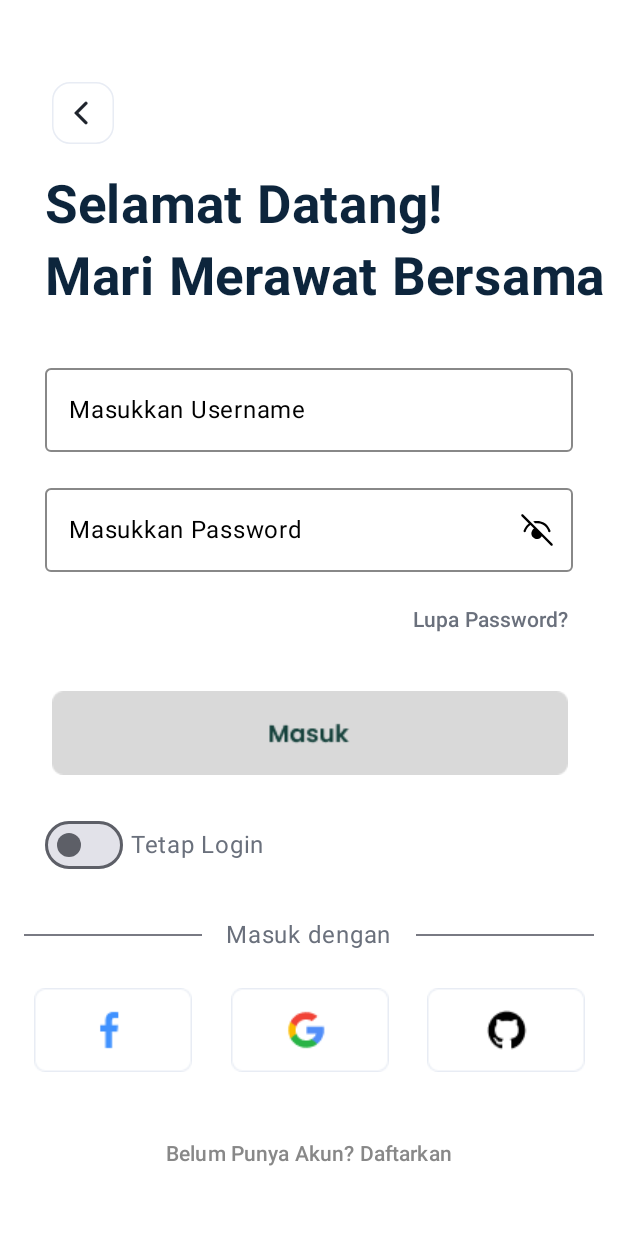
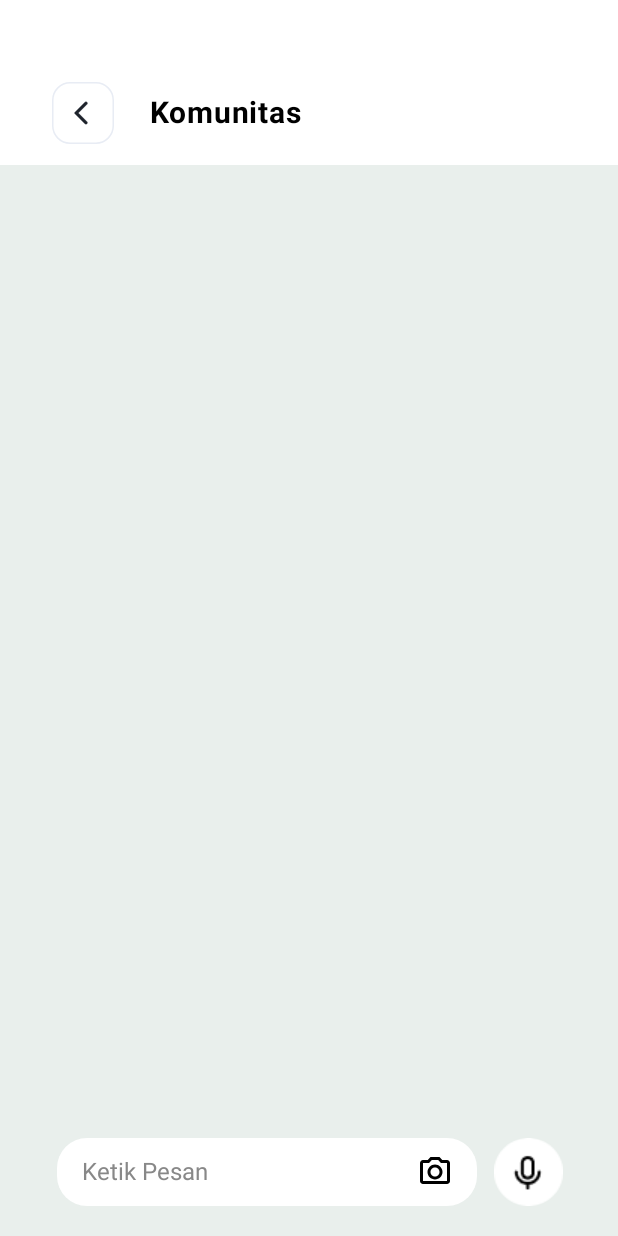
Before and after one commit to RikoMaulana22/Plantwise1, an Android app built with Jetpack Compose: the LoginScreen screen opened through its navigation route, after a tap on "Facebook", on a phone screen of 412 x 824 dp. Run offline under Robolectric (Android 15) with nearby library versions, the phone set to English and light mode, and no system bars; 1 statement that could not run was skipped.

Commit message:
Menambahkan Halaman Komunitas

```diff
--- /dev/null
+++ b/app/src/main/java/com/example/planwise1/Komunitas.kt
@@ -0,0 +1,239 @@
+package com.example.planwise1
+
+import androidx.compose.foundation.Image
+import androidx.compose.foundation.background
+import androidx.compose.foundation.gestures.detectTapGestures
+import androidx.compose.foundation.layout.Arrangement
+import androidx.compose.foundation.layout.Box
+import androidx.compose.foundation.layout.Column
+import androidx.compose.foundation.layout.Row
+import androidx.compose.foundation.layout.Spacer
+import androidx.compose.foundation.layout.fillMaxSize
+import androidx.compose.foundation.layout.fillMaxWidth
+import androidx.compose.foundation.layout.height
+import androidx.compose.foundation.layout.padding
+import androidx.compose.foundation.layout.size
+import androidx.compose.foundation.layout.width
+import androidx.compose.foundation.lazy.LazyColumn
+import androidx.compose.foundation.lazy.items
+import androidx.compose.foundation.shape.RoundedCornerShape
+import androidx.compose.foundation.text.BasicTextField
+import androidx.compose.material3.IconButton
+import androidx.compose.material3.Text
+import androidx.compose.runtime.Composable
+import androidx.compose.runtime.getValue
+import androidx.compose.runtime.mutableStateListOf
+import androidx.compose.runtime.mutableStateOf
+import androidx.compose.runtime.remember
+import androidx.compose.runtime.rememberCoroutineScope
+import androidx.compose.runtime.setValue
+import androidx.compose.ui.Alignment
+import androidx.compose.ui.Modifier
+import androidx.compose.ui.graphics.Color
+import androidx.compose.ui.input.pointer.pointerInput
+import androidx.compose.ui.layout.ContentScale
+import androidx.compose.ui.res.painterResource
+import androidx.compose.ui.text.TextStyle
+import androidx.compose.ui.text.font.FontWeight
+import androidx.compose.ui.text.input.TextFieldValue
+import androidx.compose.ui.text.style.TextAlign
+import androidx.compose.ui.unit.dp
+import androidx.compose.ui.unit.sp
+import androidx.navigation.NavHostController
+import kotlinx.coroutines.delay
+import kotlinx.coroutines.launch
+
+@Composable
+fun KomunitasScreen(navHostController: NavHostController){
+    var text by remember { mutableStateOf(TextFieldValue("")) }
+    var isPressed by remember { mutableStateOf(false) }
+    val messages = remember { mutableStateListOf<String>() }
+
+    val mic = listOf(
+        R.drawable.micoff,
+        R.drawable.micon,
+    )
+    val kirim = listOf(
+        R.drawable.micoff,
+        R.drawable.btnkirim,
+    )
+
+    Box(modifier = Modifier
+        .fillMaxWidth())
+    {
+        LazyColumn(modifier = Modifier
+            .fillMaxSize()
+            .background(color = Color(0XFFE9EFEC))
+            .padding(bottom = 80.dp, top = 110.dp),
+            reverseLayout = true,)
+        {
+            items(messages) { message ->
+                Column(modifier = Modifier
+                    .fillMaxWidth()
+                    .padding(8.dp),
+                    horizontalAlignment = Alignment.End,
+                    verticalArrangement = Arrangement.Top) {
+                    Row(
+                        verticalAlignment = Alignment.Top,
+                        modifier = Modifier
+                            .fillMaxWidth(),
+                        horizontalArrangement = Arrangement.End
+                    ) {
+                        Text(
+                            text = "Syahri Ghifari M",
+                            fontSize = 16.sp,
+                            color = Color.Black,
+                            modifier = Modifier
+                                .padding(12.dp)
+                        )
+                        Spacer(modifier = Modifier.width(5.dp))
+                        Image(
+                            painter = painterResource(id = R.drawable.profile1),
+                            contentDescription = "Foto Profil",
+                            modifier = Modifier
+                                .size(40.dp)
+                                .background(Color.Gray, shape = RoundedCornerShape(20.dp))
+                        )
+                    }
+                    Spacer(modifier = Modifier
+                        .padding(top = 15.dp))
+                    Text(
+                        text = message,
+                        fontSize = 16.sp,
+                        color = Color.Black,
+                        modifier = Modifier
+                            .background(Color(0xFFFC4DAD2), RoundedCornerShape(8.dp))
+                            .padding(15.dp)
+                    )
+                }
+            }
+        }
+        Box(modifier = Modifier
+            .fillMaxWidth()
+            .align(Alignment.BottomCenter)
+            .padding( bottom = 20.dp))
+        {
+            Row(verticalAlignment = Alignment.CenterVertically,
+                horizontalArrangement = Arrangement.Center,
+                modifier = Modifier
+                    .width(339.dp)
+                    .align(Alignment.Center))
+            {
+                BasicTextField(
+                    value = text,
+                    onValueChange = { newText -> text = newText },
+                    modifier = Modifier
+                        .size(width = 280.dp, height = 45.dp)
+                        .background(
+                            color = Color.White,
+                            shape = RoundedCornerShape(20.dp)
+                        )
+                        .padding(horizontal = 16.dp, vertical = 8.dp),
+                    textStyle = TextStyle(
+                        color = Color.Black,
+                        fontSize = 16.sp
+                    ),
+                    decorationBox = { innerTextField ->
+                        Box(
+                            contentAlignment = Alignment.CenterStart,
+                            modifier = Modifier.fillMaxSize()
+                        ) {
+                            Row(
+                                modifier = Modifier.fillMaxSize(),
+                                verticalAlignment = Alignment.CenterVertically
+                            ) {
+                                Box(
+                                    modifier = Modifier
+                                        .weight(1f)
+                                        .align(Alignment.CenterVertically)
+                                ) {
+                                    if (text.text.isEmpty()) {
+                                        Text(
+                                            textAlign = TextAlign.Center,
+                                            text = "Ketik Pesan",
+                                            style = TextStyle(color = Color.Gray, fontSize = 16.sp),
+                                        )
+                                    }
+                                    innerTextField()
+                                }
+
+                                Spacer(modifier = Modifier.width(10.dp))
+
+                                Image(
+                                    painter = painterResource(id = R.drawable.btnkamerakomu),
+                                    contentDescription = "Icon 2",
+                                    modifier = Modifier
+                                        .size(24.dp)
+                                )
+                            }
+                        }
+                    }
+                )
+
+                Spacer(modifier = Modifier.width(10.dp))
+
+                IconButton(
+                    {
+                        if (text.text.isNotEmpty()) {
+                            messages.add(0, text.text)
+                            text = TextFieldValue("")
+                        } else {
+                            isPressed = !isPressed
+                        }
+                    },
+                    modifier = Modifier
+                        .width(47.dp)
+                        .height(45.dp)
+                ) {
+                    Image(
+                        painter = painterResource(
+                            id = if (text.text.isNotEmpty()) kirim[1] else mic[if (isPressed) 1 else 0]
+                        ),
+                        contentDescription = if (text.text.isNotEmpty()) "Icon Kirim" else "Icon Mic",
+                        modifier = Modifier
+                            .width(47.dp)
+                            .height(45.dp)
+                    )
+                }
+            }
+        }
+    }
+    Column(modifier = Modifier
+        .fillMaxWidth(),
+        horizontalAlignment = Alignment.CenterHorizontally)
+    {
+        Box {
+            Box(
+                modifier = Modifier
+                    .size(width = 412.dp, height = 110.dp)
+                    .background(color = Color.White)
+            )
+            Box(modifier = Modifier
+                .fillMaxWidth())
+            {
+                Row(verticalAlignment = Alignment.CenterVertically,
+                    modifier = Modifier
+                        .padding(start = 30.dp, top = 50.dp)) {
+                    IconButton(onClick = { navHostController.navigate("onboarding_screen") },
+                        modifier = Modifier
+                            .width(50.dp)
+                            .height(50.dp)) {
+                        Image(
+                            painter = painterResource(id = R.drawable.btnback),
+                            contentDescription = null,
+                            contentScale = ContentScale.Crop
+                        )
+                    }
+                    Text(
+                        text = "Komunitas",
+                        fontSize = 20.sp,
+                        fontWeight = FontWeight.Bold,
+                        color = Color.Black,
+                        modifier = Modifier
+                            .padding(start = 20.dp)
+                    )
+                }
+            }
+        }
+    }
+}
--- a/app/src/main/java/com/example/planwise1/LoginScreen.kt
+++ b/app/src/main/java/com/example/planwise1/LoginScreen.kt
@@ -41,12 +41,12 @@ fun LoginScreen(navHostController: NavHostController) {
     var password by remember { mutableStateOf("") }
     var rememberMe by remember { mutableStateOf(false) }
     var passwordVisibility by remember { mutableStateOf(false) }
+    var isClicked by remember { mutableStateOf(false) }
 
     val btnmasuk = listOf(
         R.drawable.btnmasuk,
         R.drawable.btnmasuk2
     )
-    var isClicked by remember { mutableStateOf(false) }
 
     Column(
         modifier = Modifier
@@ -211,7 +211,7 @@ fun LoginScreen(navHostController: NavHostController) {
             horizontalArrangement = Arrangement.SpaceBetween,
             verticalAlignment = Alignment.CenterVertically
         ) {
-            IconButton(onClick = { /* handle Facebook login */ },
+            IconButton(onClick = { navHostController.navigate("komunitas_screen") },
                 modifier = Modifier
                     .width(130.dp)
                     .height(70.dp)) {
--- a/app/src/main/java/com/example/planwise1/MainActivity.kt
+++ b/app/src/main/java/com/example/planwise1/MainActivity.kt
@@ -30,12 +30,14 @@ class MainActivity : ComponentActivity() {
 
                     NavHost(
                         navController = navController,
-                        startDestination = "onboarding_screen"
+                        startDestination = "kamus_screen"
                     )
                     {
                         composable("onboarding_screen") { OnboardSreen(navController) }
                         composable("logins_screen") { LoginScreen(navController) }
                         composable("register_screen") { RegistrationScreen(navController) }
+                        composable("komunitas_screen") { KomunitasScreen(navController) }
+                        composable("kamus_screen") { KamusTanamanScreen(navController) }
                     }
                 }
             }
--- /dev/null
+++ b/app/src/main/res/drawable/btnemot.xml
@@ -0,0 +1,9 @@
+<vector xmlns:android="http://schemas.android.com/apk/res/android"
+    android:width="24dp"
+    android:height="24dp"
+    android:viewportWidth="24"
+    android:viewportHeight="24">
+    <path
+        android:fillColor="#FF000000"
+        android:pathData="M12 24C5.37 24 0 18.63 0 12S5.37 0 12 0s12 5.37 12 12-5.37 12-12 12Zm0-2.4c2.55 0 4.99-1.01 6.79-2.81 1.8-1.8 2.81-4.24 2.81-6.79s-1.01-4.99-2.81-6.79C16.99 3.41 14.55 2.4 12 2.4S7.01 3.41 5.21 5.21C3.41 7.01 2.4 9.45 2.4 12s1.01 4.99 2.81 6.79c1.8 1.8 4.24 2.81 6.79 2.81Zm-6-8.4h2.4c0 0.95 0.38 1.87 1.05 2.55 0.68 0.67 1.6 1.05 2.55 1.05 0.95 0 1.87-0.38 2.55-1.05 0.67-0.68 1.05-1.6 1.05-2.55H18c0 1.6-0.63 3.12-1.76 4.24-1.12 1.13-2.65 1.76-4.24 1.76-1.6 0-3.12-0.63-4.24-1.76C6.63 16.32 6 14.8 6 13.2Zm1.2-2.4c-0.48 0-0.94-0.19-1.27-0.53C5.59 9.94 5.4 9.47 5.4 9c0-0.48 0.19-0.94 0.53-1.27C6.26 7.39 6.73 7.2 7.2 7.2c0.48 0 0.94 0.19 1.27 0.53C8.81 8.06 9 8.53 9 9c0 0.48-0.19 0.94-0.53 1.27-0.33 0.34-0.8 0.53-1.27 0.53Zm9.6 0c-0.48 0-0.94-0.19-1.27-0.53C15.19 9.94 15 9.47 15 9c0-0.48 0.19-0.94 0.53-1.27 0.33-0.34 0.8-0.53 1.27-0.53 0.48 0 0.94 0.19 1.27 0.53 0.34 0.33 0.53 0.8 0.53 1.27 0 0.48-0.19 0.94-0.53 1.27-0.33 0.34-0.8 0.53-1.27 0.53Z"/>
+</vector>
--- /dev/null
+++ b/app/src/main/res/drawable/btnkamerakomu.xml
@@ -0,0 +1,9 @@
+<vector xmlns:android="http://schemas.android.com/apk/res/android"
+    android:width="24dp"
+    android:height="24dp"
+    android:viewportWidth="24"
+    android:viewportHeight="24">
+    <path
+        android:fillColor="#FF000000"
+        android:pathData="M20 4h-3.17L15 2H9L7.17 4H4C3.47 4 2.96 4.21 2.59 4.59 2.2 4.96 2 5.47 2 6v12c0 0.53 0.21 1.04 0.59 1.41C2.96 19.8 3.47 20 4 20h16c0.53 0 1.04-0.21 1.41-0.59C21.8 19.04 22 18.53 22 18V6c0-0.53-0.21-1.04-0.59-1.41C21.04 4.2 20.53 4 20 4Zm0 14H4V6h4.05l1.83-2h4.24l1.83 2H20v12ZM12 7c-1.33 0-2.6 0.53-3.54 1.46C7.53 9.4 7 10.67 7 12s0.53 2.6 1.46 3.54C9.4 16.47 10.67 17 12 17s2.6-0.53 3.54-1.46C16.47 14.6 17 13.33 17 12s-0.53-2.6-1.46-3.54C14.6 7.53 13.33 7 12 7Zm0 8c-0.8 0-1.56-0.32-2.12-0.88S9 12.8 9 12s0.32-1.56 0.88-2.12S11.2 9 12 9s1.56 0.32 2.12 0.88S15 11.2 15 12s-0.32 1.56-0.88 2.12S12.8 15 12 15Z"/>
+</vector>
--- /dev/null
+++ b/app/src/main/res/drawable/btnkirim.xml
@@ -0,0 +1,12 @@
+<vector xmlns:android="http://schemas.android.com/apk/res/android"
+    android:width="46dp"
+    android:height="45dp"
+    android:viewportWidth="46"
+    android:viewportHeight="45">
+    <path
+        android:fillColor="#FF346E3D"
+        android:pathData="M23 0A23 22.5 0 1 0 23 45 23 22.5 0 1 0 23 0z"/>
+    <path
+        android:fillColor="#FF000000"
+        android:pathData="M34.4 22.25L11.21 32.6l2.58-10.35L11.2 11.9l23.2 10.35Zm-20.99-7.72l1.75 7h13.95l-15.7-7Zm1.73 8.5l-1.73 6.94 15.55-6.93H15.14Z"/>
+</vector>
```
Also changed, not shown: app/src/main/res/drawable/micoff.png (added), app/src/main/res/drawable/micon.png (added).
